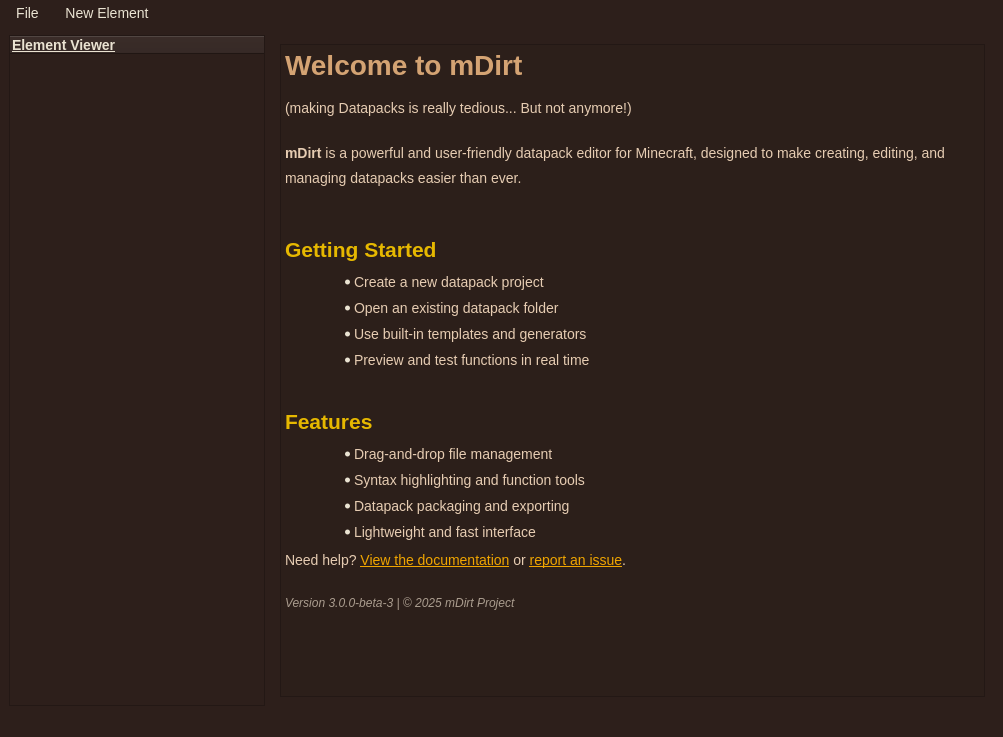
The window that lib/UIs/ui.ui (Faith-and-Code-Technologies/mDirt) describes before a commit, drawn with Qt 5.
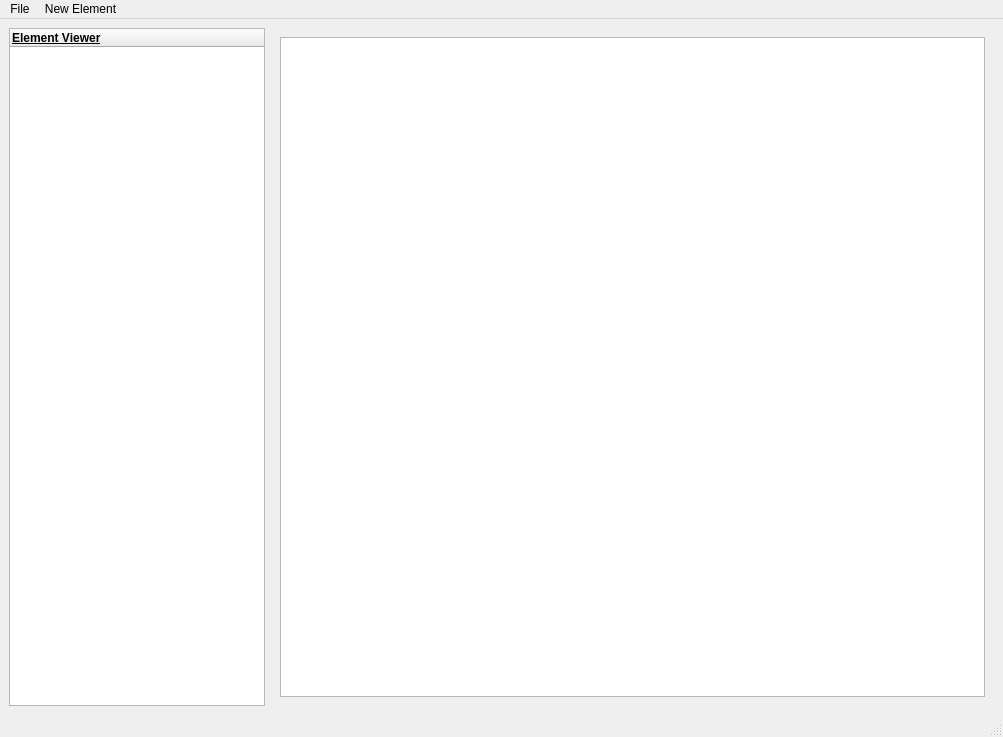
The same window after the commit.

Commit message: Welcome Screen text -> HTML file

Patch:
```diff
--- a/lib/UIs/ui.ui
+++ b/lib/UIs/ui.ui
@@ -14,126 +14,7 @@
    <string>mDirt - v3.0.0</string>
   </property>
   <property name="styleSheet">
-   <string notr="true">
-/* General palette */
-* {
-    color: #EAE3D2;
-    background-color: #2D1F1B;
-    font-family: &quot;Segoe UI&quot;, sans-serif;
-    font-size: 14px;
-}
-
-/* QMainWindow */
-QMainWindow {
-    background-color: #2D1F1B;
-}
-
-/* QLabel */
-QLabel {
-    color: #EAE3D2;
-}
-
-/* QPushButton */
-QPushButton {
-    background-color: #4E3B31;
-    color: #EAE3D2;
-    border: 1px solid #7D5A4F;
-    border-radius: 5px;
-    padding: 5px;
-}
-QPushButton:hover {
-    background-color: #5F463A;
-}
-QPushButton:pressed {
-    background-color: #3D2C25;
-}
-
-/* QLineEdit */
-QLineEdit {
-    background-color: #3A2A24;
-    color: #EAE3D2;
-    border: 1px solid #7D5A4F;
-    border-radius: 3px;
-    padding: 4px;
-}
-
-/* QPlainTextEdit */
-QPlainTextEdit {
-    background-color: #3A2A24;
-    color: #EAE3D2;
-    border: 1px solid #7D5A4F;
-    border-radius: 4px;
-    padding: 4px;
-}
-
-/* QComboBox */
-QComboBox {
-    background-color: #3A2A24;
-    color: #EAE3D2;
-    border: 1px solid #7D5A4F;
-    border-radius: 3px;
-    padding: 4px;
-}
-QComboBox QAbstractItemView {
-    background-color: #2D1F1B;
-    color: #EAE3D2;
-    border: 1px solid #7D5A4F;
-    selection-background-color: #5F463A;
-}
-
-/* QCheckBox */
-QCheckBox {
-    color: #EAE3D2;
-}
-QCheckBox::indicator {
-    width: 14px;
-    height: 14px;
-}
-QCheckBox::indicator:unchecked {
-    border: 1px solid #7D5A4F;
-    background-color: #3A2A24;
-}
-QCheckBox::indicator:checked {
-    background-color: #7D5A4F;
-    border: 1px solid #A88070;
-}
-
-/* QGroupBox */
-QGroupBox {
-    border: 1px solid #7D5A4F;
-    border-radius: 5px;
-    margin-top: 10px;
-}
-QGroupBox:title {
-    subcontrol-origin: margin;
-    subcontrol-position: top left;
-    padding: 0 3px;
-    color: #EAE3D2;
-}
-
-/* QMenuBar */
-QMenuBar {
-    background-color: #2D1F1B;
-}
-QMenuBar::item {
-    background: transparent;
-    color: #EAE3D2;
-    padding: 5px 10px;
-}
-QMenuBar::item:selected {
-    background: #5F463A;
-}
-
-/* QMenu */
-QMenu {
-    background-color: #2D1F1B;
-    color: #EAE3D2;
-    border: 1px solid #7D5A4F;
-}
-QMenu::item:selected {
-    background-color: #5F463A;
-}
-</string>
+   <string notr="true"/>
   </property>
   <widget class="QWidget" name="centralwidget">
    <layout class="QFormLayout" name="formLayout_2">
@@ -177,24 +58,8 @@
 hr { height: 1px; border-width: 0; }
 li.unchecked::marker { content: &quot;\2610&quot;; }
 li.checked::marker { content: &quot;\2612&quot;; }
-&lt;/style&gt;&lt;/head&gt;&lt;body style=&quot; font-family:'Segoe UI','sans-serif'; font-size:14px; font-weight:400; font-style:normal;&quot; bgcolor=&quot;#2c1f1a&quot;&gt;
-&lt;h1 style=&quot; margin-top:18px; margin-bottom:19px; margin-left:0px; margin-right:0px; -qt-block-indent:0; text-indent:0px;&quot;&gt;&lt;span style=&quot; font-size:xx-large; font-weight:700; color:#d4a373;&quot;&gt;Welcome to mDirt&lt;/span&gt;&lt;span style=&quot; font-size:xx-large; font-weight:700; color:#e6ccb2;&quot;&gt; &lt;/span&gt;&lt;/h1&gt;
-&lt;p style=&quot; margin-top:12px; margin-bottom:19px; margin-left:0px; margin-right:0px; -qt-block-indent:0; text-indent:0px; line-height:160%;&quot;&gt;&lt;span style=&quot; color:#e6ccb2;&quot;&gt;(making Datapacks is really tedious... But not anymore!)&lt;/span&gt;&lt;/p&gt;
-&lt;p style=&quot; margin-top:12px; margin-bottom:19px; margin-left:0px; margin-right:0px; -qt-block-indent:0; text-indent:0px; line-height:160%;&quot;&gt;&lt;span style=&quot; font-weight:700; color:#e6ccb2;&quot;&gt;mDirt&lt;/span&gt;&lt;span style=&quot; color:#e6ccb2;&quot;&gt; is a powerful and user-friendly datapack editor for Minecraft, designed to make creating, editing, and managing datapacks easier than ever. &lt;/span&gt;&lt;/p&gt;
-&lt;h2 style=&quot; margin-top:41px; margin-bottom:8px; margin-left:0px; margin-right:0px; -qt-block-indent:0; text-indent:0px;&quot;&gt;&lt;span style=&quot; font-size:x-large; font-weight:700; color:#e6b800;&quot;&gt;Getting Started&lt;/span&gt;&lt;span style=&quot; font-size:x-large; font-weight:700; color:#e6ccb2;&quot;&gt; &lt;/span&gt;&lt;/h2&gt;
-&lt;ul style=&quot;margin-top: 0px; margin-bottom: 0px; margin-left: 0px; margin-right: 0px; -qt-list-indent: 1;&quot;&gt;
-&lt;li style=&quot; color:#e6ccb2;&quot; style=&quot; margin-top:12px; margin-bottom:10px; margin-left:29px; margin-right:0px; -qt-block-indent:0; text-indent:0px;&quot;&gt;Create a new datapack project &lt;/li&gt;
-&lt;li style=&quot; color:#e6ccb2;&quot; style=&quot; margin-top:0px; margin-bottom:10px; margin-left:29px; margin-right:0px; -qt-block-indent:0; text-indent:0px;&quot;&gt;Open an existing datapack folder &lt;/li&gt;
-&lt;li style=&quot; color:#e6ccb2;&quot; style=&quot; margin-top:0px; margin-bottom:10px; margin-left:29px; margin-right:0px; -qt-block-indent:0; text-indent:0px;&quot;&gt;Use built-in templates and generators &lt;/li&gt;
-&lt;li style=&quot; color:#e6ccb2;&quot; style=&quot; margin-top:0px; margin-bottom:12px; margin-left:29px; margin-right:0px; -qt-block-indent:0; text-indent:0px;&quot;&gt;Preview and test functions in real time &lt;/li&gt;&lt;/ul&gt;
-&lt;h2 style=&quot; margin-top:41px; margin-bottom:8px; margin-left:0px; margin-right:0px; -qt-block-indent:0; text-indent:0px;&quot;&gt;&lt;span style=&quot; font-size:x-large; font-weight:700; color:#e6b800;&quot;&gt;Features&lt;/span&gt;&lt;span style=&quot; font-size:x-large; font-weight:700; color:#e6ccb2;&quot;&gt; &lt;/span&gt;&lt;/h2&gt;
-&lt;ul style=&quot;margin-top: 0px; margin-bottom: 0px; margin-left: 0px; margin-right: 0px; -qt-list-indent: 1;&quot;&gt;
-&lt;li style=&quot; color:#e6ccb2;&quot; style=&quot; margin-top:12px; margin-bottom:10px; margin-left:29px; margin-right:0px; -qt-block-indent:0; text-indent:0px;&quot;&gt;Drag-and-drop file management &lt;/li&gt;
-&lt;li style=&quot; color:#e6ccb2;&quot; style=&quot; margin-top:0px; margin-bottom:10px; margin-left:29px; margin-right:0px; -qt-block-indent:0; text-indent:0px;&quot;&gt;Syntax highlighting and function tools &lt;/li&gt;
-&lt;li style=&quot; color:#e6ccb2;&quot; style=&quot; margin-top:0px; margin-bottom:10px; margin-left:29px; margin-right:0px; -qt-block-indent:0; text-indent:0px;&quot;&gt;Datapack packaging and exporting &lt;/li&gt;
-&lt;li style=&quot; color:#e6ccb2;&quot; style=&quot; margin-top:0px; margin-bottom:12px; margin-left:29px; margin-right:0px; -qt-block-indent:0; text-indent:0px;&quot;&gt;Lightweight and fast interface &lt;/li&gt;&lt;/ul&gt;
-&lt;p style=&quot; margin-top:12px; margin-bottom:19px; margin-left:0px; margin-right:0px; -qt-block-indent:0; text-indent:0px; line-height:160%;&quot;&gt;&lt;span style=&quot; color:#e6ccb2;&quot;&gt;Need help? &lt;/span&gt;&lt;a href=&quot;https://github.com/yourproject/mDirt/wiki&quot;&gt;&lt;span style=&quot; text-decoration: underline; color:#f0a500;&quot;&gt;View the documentation&lt;/span&gt;&lt;/a&gt;&lt;span style=&quot; color:#e6ccb2;&quot;&gt; or &lt;/span&gt;&lt;a href=&quot;https://github.com/yourproject/mDirt/issues&quot;&gt;&lt;span style=&quot; text-decoration: underline; color:#f0a500;&quot;&gt;report an issue&lt;/span&gt;&lt;/a&gt;&lt;span style=&quot; color:#e6ccb2;&quot;&gt;. &lt;/span&gt;&lt;/p&gt;
-&lt;p style=&quot; margin-top:16px; margin-bottom:16px; margin-left:0px; margin-right:0px; -qt-block-indent:0; text-indent:0px; line-height:160%;&quot;&gt;&lt;span style=&quot; font-size:12px; font-style:italic; color:#aa9c8e;&quot;&gt;Version 3.0.0-beta-3 | © 2025 mDirt Project&lt;/span&gt;&lt;/p&gt;&lt;/body&gt;&lt;/html&gt;</string>
+&lt;/style&gt;&lt;/head&gt;&lt;body style=&quot; font-family:'Segoe UI'; font-size:9pt; font-weight:400; font-style:normal;&quot;&gt;
+&lt;p style=&quot;-qt-paragraph-type:empty; margin-top:16px; margin-bottom:16px; margin-left:0px; margin-right:0px; -qt-block-indent:0; text-indent:0px; line-height:160%;&quot;&gt;&lt;br /&gt;&lt;/p&gt;&lt;/body&gt;&lt;/html&gt;</string>
           </property>
          </widget>
         </item>
@@ -2347,7 +2212,7 @@
      <x>0</x>
      <y>0</y>
      <width>1003</width>
-     <height>30</height>
+     <height>33</height>
     </rect>
    </property>
    <widget class="QMenu" name="menuNew_Element">
```
Left out of the diff: 5 changed lines with no effect on the pictures. The commit also changes 4 other files.
